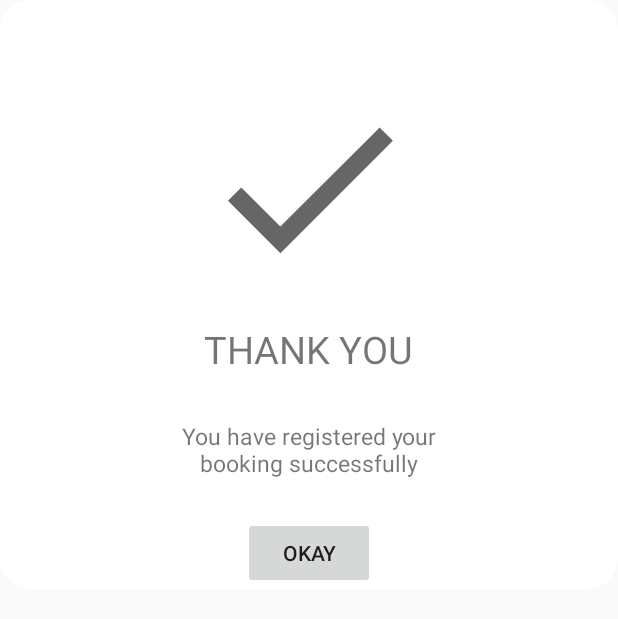
After one commit to seeebbii/Quick_Fit, an Android app: the layout dialog_appointmentfixed.xml on its own in the app's theme, with its tools: preview values and no code run, on a phone screen of 412 x 824 dp. The commit adds this screen. Shown: the top 619 px of the screen. Run offline under Robolectric (Android 15) with nearby library versions, the phone set to English and light mode, and no system bars; network calls fail.

Commit message:
Working of Avail offers and Appointment fixed dialog with minor bug fixes..

```diff
--- /dev/null
+++ b/app/src/main/res/layout/dialog_appointmentfixed.xml
@@ -0,0 +1,49 @@
+<?xml version="1.0" encoding="utf-8"?>
+<RelativeLayout xmlns:android="http://schemas.android.com/apk/res/android"
+    android:layout_width="wrap_content"
+    android:layout_height="wrap_content"
+    android:layout_centerInParent="true"
+    android:background="@drawable/progressbar_background">
+
+
+    <ImageView
+        android:id="@+id/OKAY"
+        android:layout_width="150dp"
+        android:layout_height="150dp"
+        android:layout_centerHorizontal="true"
+        android:layout_marginTop="50dp"
+        android:src="@drawable/ic_baseline_check" />
+
+    <TextView
+        android:id="@+id/thanks"
+        android:layout_width="wrap_content"
+        android:layout_height="wrap_content"
+        android:layout_below="@+id/OKAY"
+        android:layout_centerHorizontal="true"
+        android:layout_marginTop="15dp"
+        android:text="THANK YOU"
+        android:textSize="25sp" />
+
+    <TextView
+        android:id="@+id/text"
+        android:layout_width="wrap_content"
+        android:layout_height="wrap_content"
+        android:layout_below="@+id/thanks"
+        android:layout_centerHorizontal="true"
+        android:layout_marginTop="30dp"
+        android:text="You have registered your booking successfully"
+        android:layout_marginLeft="100dp"
+        android:layout_marginRight="100dp"
+        android:gravity="center"
+        android:textSize="15sp" />
+
+    <Button
+        android:layout_width="wrap_content"
+        android:layout_height="wrap_content"
+        android:layout_below="@+id/text"
+        android:layout_centerHorizontal="true"
+        android:text="OKAY"
+        android:id="@+id/dialogBtn"
+        android:layout_marginTop="25dp"/>
+
+</RelativeLayout>
```
Also changed, not shown: app/src/main/java/com/example/quickfit/DashboardActivity.java (+8 -2 lines), app/src/main/java/com/example/quickfit/Deals/OfferCustomAdapter.java (+24 -2 lines), app/src/main/java/com/example/quickfit/Services/SetUserRequest.java (+22 -1 lines).
